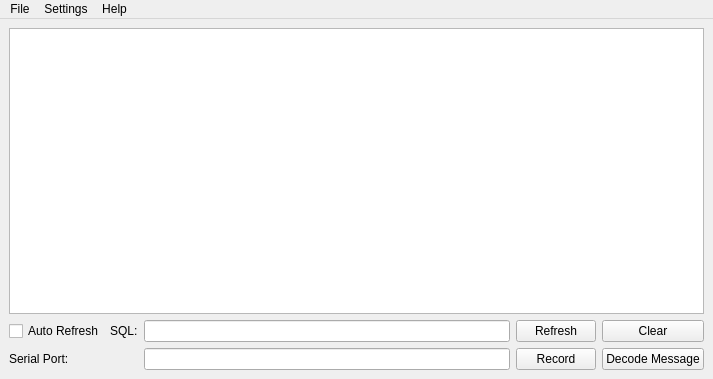
The window that src/gui/analyzer.ui (nevtum/XSeriesTestTool) describes before a commit, drawn with Qt 5.
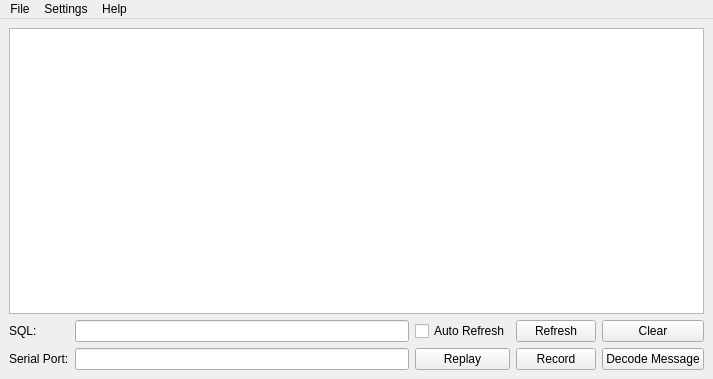
The same window after the commit.

Commit message: added feature to replay recorded data

Patch:
```diff
--- a/src/gui/analyzer.ui
+++ b/src/gui/analyzer.ui
@@ -46,23 +46,6 @@
         </property>
        </widget>
       </item>
-      <item row="0" column="0">
-       <widget class="QCheckBox" name="checkBox">
-        <property name="text">
-         <string>Auto Refresh</string>
-        </property>
-       </widget>
-      </item>
-      <item row="0" column="1">
-       <widget class="QLabel" name="label_3">
-        <property name="text">
-         <string>SQL:</string>
-        </property>
-       </widget>
-      </item>
-      <item row="0" column="2">
-       <widget class="QLineEdit" name="lineEdit"/>
-      </item>
       <item row="0" column="3">
        <widget class="QPushButton" name="btnRefresh">
         <property name="text">
@@ -84,9 +67,6 @@
         </property>
        </widget>
       </item>
-      <item row="1" column="2">
-       <widget class="QLineEdit" name="lineEditPort"/>
-      </item>
       <item row="1" column="0">
        <widget class="QLabel" name="label">
         <property name="text">
@@ -94,6 +74,33 @@
         </property>
        </widget>
       </item>
+      <item row="0" column="0">
+       <widget class="QLabel" name="label_3">
+        <property name="text">
+         <string>SQL:</string>
+        </property>
+       </widget>
+      </item>
+      <item row="0" column="1">
+       <widget class="QLineEdit" name="lineEdit"/>
+      </item>
+      <item row="1" column="1">
+       <widget class="QLineEdit" name="lineEditPort"/>
+      </item>
+      <item row="1" column="2">
+       <widget class="QPushButton" name="pushButton">
+        <property name="text">
+         <string>Replay</string>
+        </property>
+       </widget>
+      </item>
+      <item row="0" column="2">
+       <widget class="QCheckBox" name="checkBox">
+        <property name="text">
+         <string>Auto Refresh</string>
+        </property>
+       </widget>
+      </item>
      </layout>
     </item>
    </layout>
```
Left out of the diff: 16 changed lines with no effect on the pictures. The commit also changes 4 other files.
